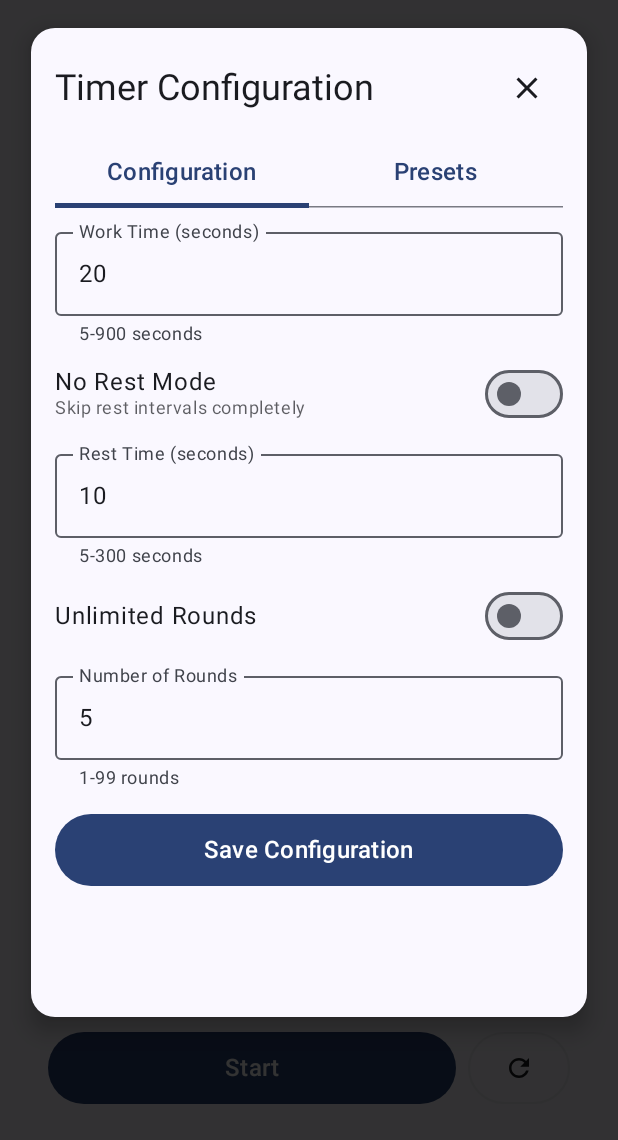
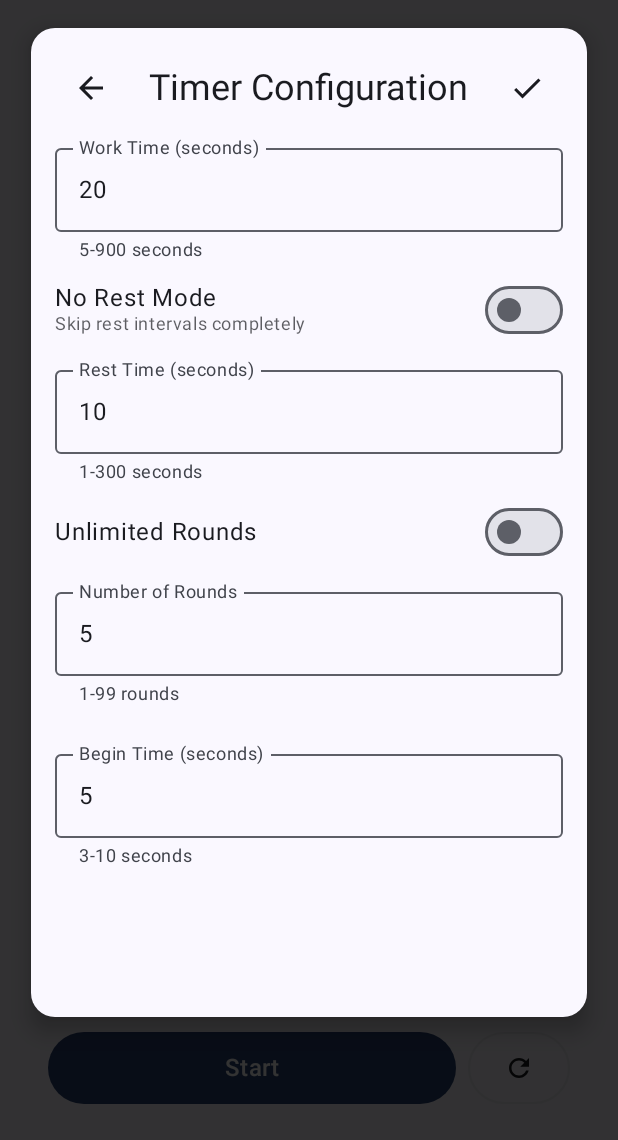
Before and after one commit to mstraa/hiit-timer, an Android app built with Jetpack Compose: the screen it shows after launch (MainActivity), after a tap on "Timer configuration", on a phone screen of 412 x 824 dp, the part 96-1236 px from its top. Run offline under Robolectric (Android 15) with nearby library versions, the phone set to English and light mode, and no system bars; 2 statements that could not run were skipped.

Commit message:
feat: config modal cleanup and fix

```diff
--- a/app/src/main/java/com/hiittimer/app/data/TimerState.kt
+++ b/app/src/main/java/com/hiittimer/app/data/TimerState.kt
@@ -34,7 +34,7 @@ data class TimerConfig(
 ) : Serializable {
     init {
         require(workTimeSeconds in 5..900) { "Work time must be between 5 and 900 seconds" }
-        require(noRest || restTimeSeconds in 5..300) { "Rest time must be between 5 and 300 seconds when rest is enabled" }
+        require(noRest || restTimeSeconds in 1..300) { "Rest time must be between 1 and 300 seconds when rest is enabled" }
         require(totalRounds in 1..99 || isUnlimited) { "Total rounds must be between 1 and 99 or unlimited" }
         require(countdownDurationSeconds in 3..10) { "Countdown duration must be between 3 and 10 seconds" }
     }
--- a/app/src/main/java/com/hiittimer/app/ui/components/TimerConfigModal.kt
+++ b/app/src/main/java/com/hiittimer/app/ui/components/TimerConfigModal.kt
@@ -13,6 +13,8 @@ import androidx.compose.foundation.rememberScrollState
 import androidx.compose.foundation.text.KeyboardOptions
 import androidx.compose.foundation.verticalScroll
 import androidx.compose.material.icons.Icons
+import androidx.compose.material.icons.filled.ArrowBack
+import androidx.compose.material.icons.filled.Check
 import androidx.compose.material.icons.filled.Close
 import androidx.compose.material.icons.filled.Delete
 import androidx.compose.material.icons.filled.Settings
@@ -66,14 +68,17 @@ private fun isValidConfiguration(
     restTime: String,
     rounds: String,
     isUnlimited: Boolean,
-    noRest: Boolean
+    noRest: Boolean,
+    beginTime: String
 ): Boolean {
     val workTimeInt = workTime.toIntOrNull()
     val restTimeInt = restTime.toIntOrNull()
     val roundsInt = rounds.toIntOrNull()
+    val beginTimeInt = beginTime.toIntOrNull()
 
     return workTimeInt != null && workTimeInt in 5..900 &&
-            (noRest || (restTimeInt != null && restTimeInt in 5..300)) &&
+            (noRest || (restTimeInt != null && restTimeInt in 1..300)) &&
+            beginTimeInt != null && beginTimeInt in 3..10 &&
             (isUnlimited || (roundsInt != null && roundsInt in 1..99))
 }
 
@@ -87,6 +92,7 @@ fun TimerConfigModal(
     onClose: () -> Unit,
     config: TimerConfig,
     onConfigUpdate: (TimerConfig) -> Unit,
+    onResetTimer: () -> Unit,
     modifier: Modifier = Modifier,
     presetViewModel: PresetViewModel = viewModel()
 ) {
@@ -125,6 +131,7 @@ fun TimerConfigModal(
                     TimerConfigContent(
                         config = config,
                         onConfigUpdate = onConfigUpdate,
+                        onResetTimer = onResetTimer,
                         onClose = onClose,
                         presetViewModel = presetViewModel
                     )
@@ -141,6 +148,7 @@ fun TimerConfigModal(
 private fun TimerConfigContent(
     config: TimerConfig,
     onConfigUpdate: (TimerConfig) -> Unit,
+    onResetTimer: () -> Unit,
     onClose: () -> Unit,
     presetViewModel: PresetViewModel
 ) {
@@ -149,10 +157,7 @@ private fun TimerConfigContent(
     var rounds by remember { mutableStateOf(config.totalRounds.toString()) }
     var isUnlimited by remember { mutableStateOf(config.isUnlimited) }
     var noRest by remember { mutableStateOf(config.noRest) }
-
-    // Tab state for configuration vs presets (FR-008)
-    var selectedTab by remember { mutableStateOf(0) }
-    val tabs = listOf("Configuration", "Presets")
+    var beginTime by remember { mutableStateOf(config.countdownDurationSeconds.toString()) }
 
     // Preset management state
     val presetUiState by presetViewModel.uiState.collectAsState()
@@ -169,54 +174,68 @@ private fun TimerConfigContent(
             .padding(adaptivePadding)
             .verticalScroll(scrollState)
     ) {
-        // Header with close button
+        // Header with save and close buttons
         Row(
             modifier = Modifier
                 .fillMaxWidth()
                 .padding(bottom = adaptiveSpacing),
-            horizontalArrangement = Arrangement.SpaceBetween,
             verticalAlignment = Alignment.CenterVertically
         ) {
+            IconButton(onClick = onClose) {
+                Icon(
+                    imageVector = Icons.Default.ArrowBack,
+                    contentDescription = "Close configuration",
+                    tint = MaterialTheme.colorScheme.onSurface
+                )
+            }
+
+            Spacer(modifier = Modifier.weight(1f))
+
             Text(
                 text = "Timer Configuration",
                 style = MaterialTheme.typography.headlineSmall,
                 color = MaterialTheme.colorScheme.onSurface
             )
 
-            IconButton(onClick = onClose) {
+            Spacer(modifier = Modifier.weight(1f))
+
+            IconButton(
+                onClick = {
+                    val workTimeInt = workTime.toIntOrNull() ?: config.workTimeSeconds
+                    val restTimeInt = restTime.toIntOrNull() ?: config.restTimeSeconds
+                    val roundsInt = rounds.toIntOrNull() ?: config.totalRounds
+                    val beginTimeInt = beginTime.toIntOrNull() ?: config.countdownDurationSeconds
+
+                    try {
+                        val newConfig = TimerConfig(
+                            workTimeSeconds = workTimeInt,
+                            restTimeSeconds = restTimeInt,
+                            totalRounds = roundsInt,
+                            isUnlimited = isUnlimited,
+                            noRest = noRest,
+                            countdownDurationSeconds = beginTimeInt
+                        )
+                        onResetTimer()
+                        onConfigUpdate(newConfig)
+                        onClose()
+                    } catch (e: IllegalArgumentException) {
+                        // Handle validation errors
+                    }
+                },
+                enabled = isValidConfiguration(workTime, restTime, rounds, isUnlimited, noRest, beginTime)
+            ) {
                 Icon(
-                    imageVector = Icons.Default.Close,
-                    contentDescription = "Close configuration",
-                    tint = MaterialTheme.colorScheme.onSurface
+                    imageVector = Icons.Default.Check,
+                    contentDescription = "Save configuration",
+                    tint = if (isValidConfiguration(workTime, restTime, rounds, isUnlimited, noRest, beginTime))
+                        MaterialTheme.colorScheme.onSurface
+                    else
+                        MaterialTheme.colorScheme.onSurface.copy(alpha = 0.38f)
                 )
             }
         }
 
-        // Tab row for Configuration vs Presets (FR-008)
-        TabRow(
-            selectedTabIndex = selectedTab,
-            modifier = Modifier.fillMaxWidth()
-        ) {
-            tabs.forEachIndexed { index, title ->
-                Tab(
-                    selected = selectedTab == index,
-                    onClick = { selectedTab = index },
-                    text = {
-                        Text(
-                            text = title,
-                            style = MaterialTheme.typography.titleMedium
-                        )
-                    }
-                )
-            }
-        }
-
-        Spacer(modifier = Modifier.height(adaptiveSpacing))
-
-        // Tab content switching (FR-043: Preset Tab Accessibility)
-        when (selectedTab) {
-            0 -> {
-                // Configuration Tab Content
+        // Configuration Content (tabs removed)
         ConfigurationTabContent(
             workTime = workTime,
             onWorkTimeChange = { workTime = it },
@@ -228,30 +247,15 @@ private fun TimerConfigContent(
             onUnlimitedChange = { isUnlimited = it },
             noRest = noRest,
             onNoRestChange = { noRest = it },
+            beginTime = beginTime,
+            onBeginTimeChange = { beginTime = it },
             adaptiveSpacing = adaptiveSpacing,
             adaptiveButtonHeight = adaptiveButtonHeight,
             config = config,
             onConfigUpdate = onConfigUpdate,
+            onResetTimer = onResetTimer,
             onClose = onClose
         )
-            }
-            1 -> {
-                // Presets Tab Content
-                PresetsTabContent(
-                    presetUiState = presetUiState,
-                    presetViewModel = presetViewModel,
-                    onPresetSelect = { preset ->
-                        val presetConfig = preset.toTimerConfig()
-                        onConfigUpdate(presetConfig)
-                        onClose()
-                    },
-                    presetToDelete = presetToDelete,
-                    onPresetToDeleteChange = { presetToDelete = it },
-                    adaptiveSpacing = adaptiveSpacing,
-                    adaptiveButtonHeight = adaptiveButtonHeight
-                )
-            }
-        }
     }
 }
 
@@ -270,10 +274,13 @@ private fun ConfigurationTabContent(
     onUnlimitedChange: (Boolean) -> Unit,
     noRest: Boolean,
     onNoRestChange: (Boolean) -> Unit,
+    beginTime: String,
+    onBeginTimeChange: (String) -> Unit,
     adaptiveSpacing: Dp,
     adaptiveButtonHeight: Dp,
     config: TimerConfig,
     onConfigUpdate: (TimerConfig) -> Unit,
+    onResetTimer: () -> Unit,
     onClose: () -> Unit
 ) {
     Column {
@@ -284,7 +291,8 @@ private fun ConfigurationTabContent(
             label = { Text("Work Time (seconds)") },
             keyboardOptions = KeyboardOptions(keyboardType = KeyboardType.Number),
             modifier = Modifier.fillMaxWidth(),
-            supportingText = { Text("5-900 seconds") }
+            supportingText = { Text("5-900 seconds") },
+            isError = workTime.toIntOrNull()?.let { it < 5 || it > 900 } ?: true
         )
 
         Spacer(modifier = Modifier.height(adaptiveSpacing))
@@ -323,7 +331,8 @@ private fun ConfigurationTabContent(
                 label = { Text("Rest Time (seconds)") },
                 keyboardOptions = KeyboardOptions(keyboardType = KeyboardType.Number),
                 modifier = Modifier.fillMaxWidth(),
-                supportingText = { Text("5-300 seconds") }
+                supportingText = { Text("1-300 seconds") },
+                isError = restTime.toIntOrNull()?.let { it < 1 || it > 300 } ?: true
             )
 
             Spacer(modifier = Modifier.height(adaptiveSpacing))
@@ -356,45 +365,27 @@ private fun ConfigurationTabContent(
                 label = { Text("Number of Rounds") },
                 keyboardOptions = KeyboardOptions(keyboardType = KeyboardType.Number),
                 modifier = Modifier.fillMaxWidth(),
-                supportingText = { Text("1-99 rounds") }
+                supportingText = { Text("1-99 rounds") },
+                isError = rounds.toIntOrNull()?.let { it < 1 || it > 99 } ?: true
             )
 
             Spacer(modifier = Modifier.height(adaptiveSpacing * 2))
         }
 
+        Spacer(modifier = Modifier.height(adaptiveSpacing))
+
+        // Begin time input
+        OutlinedTextField(
+            value = beginTime,
+            onValueChange = onBeginTimeChange,
+            label = { Text("Begin Time (seconds)") },
+            keyboardOptions = KeyboardOptions(keyboardType = KeyboardType.Number),
+            modifier = Modifier.fillMaxWidth(),
+            supportingText = { Text("3-10 seconds") },
+            isError = beginTime.toIntOrNull()?.let { it < 3 || it > 10 } ?: true
+        )
+
         Spacer(modifier = Modifier.weight(1f))
-
-        // Save button
-        Button(
-            onClick = {
-                val workTimeInt = workTime.toIntOrNull() ?: config.workTimeSeconds
-                val restTimeInt = restTime.toIntOrNull() ?: config.restTimeSeconds
-                val roundsInt = rounds.toIntOrNull() ?: config.totalRounds
-
-                try {
-                    val newConfig = TimerConfig(
-                        workTimeSeconds = workTimeInt,
-                        restTimeSeconds = restTimeInt,
-                        totalRounds = roundsInt,
-                        isUnlimited = isUnlimited,
-                        noRest = noRest
-                    )
-                    onConfigUpdate(newConfig)
-                    onClose()
-                } catch (e: IllegalArgumentException) {
-                    // Handle validation errors - in a real app, show error message
-                }
-            },
-            modifier = Modifier
-                .fillMaxWidth()
-                .heightIn(min = adaptiveButtonHeight),
-            enabled = isValidConfiguration(workTime, restTime, rounds, isUnlimited, noRest)
-        ) {
-            Text(
-                text = "Save Configuration",
-                style = MaterialTheme.typography.titleMedium
-            )
-        }
     }
 }
 
--- a/app/src/main/java/com/hiittimer/app/ui/timer/TimerScreen.kt
+++ b/app/src/main/java/com/hiittimer/app/ui/timer/TimerScreen.kt
@@ -158,9 +158,11 @@ fun TimerScreen(
                         restTimeSeconds = config.restTimeSeconds,
                         totalRounds = config.totalRounds,
                         isUnlimited = config.isUnlimited,
-                        noRest = config.noRest
+                        noRest = config.noRest,
+                        countdownDurationSeconds = config.countdownDurationSeconds
                     )
-                }
+                },
+                onResetTimer = { viewModel.resetTimer() }
             )
         }
     }
--- a/app/src/main/java/com/hiittimer/app/ui/timer/TimerViewModel.kt
+++ b/app/src/main/java/com/hiittimer/app/ui/timer/TimerViewModel.kt
@@ -205,7 +205,8 @@ class TimerViewModel(application: Application) : AndroidViewModel(application) {
         restTimeSeconds: Int = timerStatus.value.config.restTimeSeconds,
         totalRounds: Int = timerStatus.value.config.totalRounds,
         isUnlimited: Boolean = timerStatus.value.config.isUnlimited,
-        noRest: Boolean = timerStatus.value.config.noRest
+        noRest: Boolean = timerStatus.value.config.noRest,
+        countdownDurationSeconds: Int = timerStatus.value.config.countdownDurationSeconds
     ) {
         try {
             val newConfig = TimerConfig(
@@ -213,7 +214,8 @@ class TimerViewModel(application: Application) : AndroidViewModel(application) {
                 restTimeSeconds = restTimeSeconds,
                 totalRounds = totalRounds,
                 isUnlimited = isUnlimited,
-                noRest = noRest
+                noRest = noRest,
+                countdownDurationSeconds = countdownDurationSeconds
             )
             Logger.d(ErrorHandler.ErrorCategory.TIMER_OPERATION, "Updating config: work=${workTimeSeconds}s, rest=${restTimeSeconds}s, rounds=${totalRounds}, state=${timerStatus.value.state}")
             // Update config using service if connected, fallback otherwise
```
Also changed, not shown: app/src/main/java/com/hiittimer/app/ui/config/ConfigScreen.kt (+47 -34 lines). Lines whose indentation alone changed are shown as unchanged.
